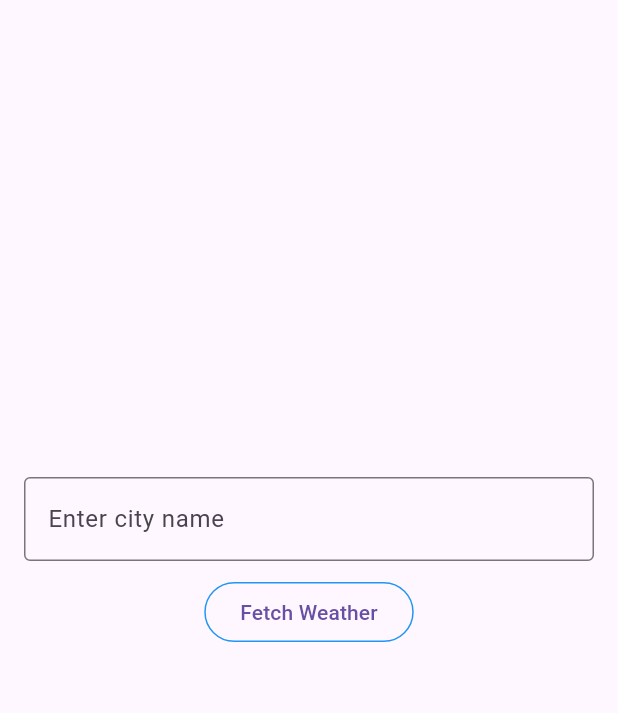
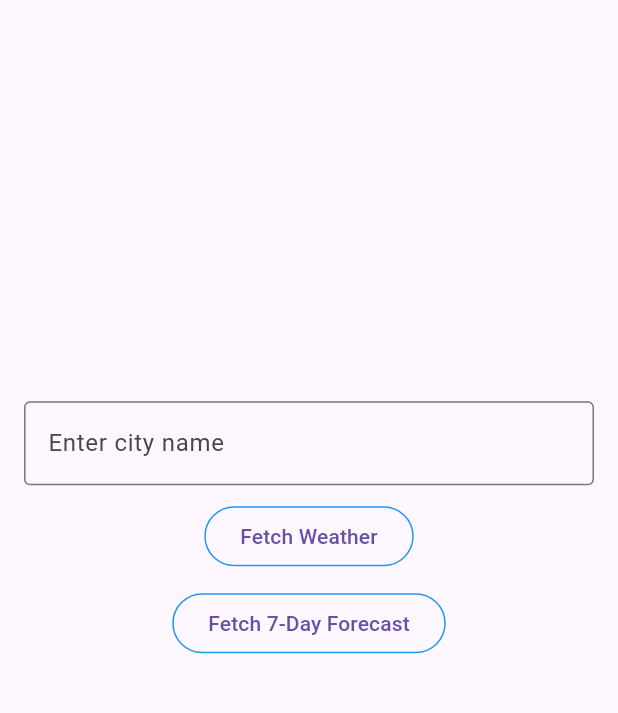
Before and after one commit to sidehenhub/weather_info_app_2, a Flutter app: the screen it shows after launch, on a phone screen of 412 x 824 dp, the part 63-776 px from its top. Run offline on Flutter 3.47's test engine with Material 3 defaults, Android fonts, the phone set to English and light mode, and no system bars.

Commit message:
Implemented 7-day weather forecast feature

```diff
--- a/lib/main.dart
+++ b/lib/main.dart
@@ -25,6 +25,7 @@ class WeatherHomePage extends StatefulWidget {
 class _WeatherHomePageState extends State<WeatherHomePage> {
   final TextEditingController _controller = TextEditingController();
   String _weatherData = '';
+  String _forecastData = '';
 
 
   final Random _random = Random();
@@ -45,6 +46,21 @@ class _WeatherHomePageState extends State<WeatherHomePage> {
         _weatherData = 'Please enter a city name';
       });
     }
+  }
+
+  void fetchForecast() {
+    List<String> forecast = [];
+    List<String> weatherConditions = ['Sunny', 'Cloudy', 'Rainy'];
+
+    for (int i = 0; i < 7; i++) {
+      int temperature = _random.nextInt(16) + 15;
+      String weather = weatherConditions[_random.nextInt(weatherConditions.length)];
+      forecast.add('Day ${i + 1}: Temperature: $temperature °C, Weather: $weather');
+    }
+
+    setState(() {
+      _forecastData = forecast.join('\n');
+    });
   }
 
   @override
@@ -75,10 +91,26 @@ class _WeatherHomePageState extends State<WeatherHomePage> {
               ),
               child: Text('Fetch Weather'),
             ),
+            SizedBox(height: 10),
+            OutlinedButton(
+              onPressed: () {
+                fetchForecast();
+              },
+              style: OutlinedButton.styleFrom(
+                side: BorderSide(color: Colors.blue),
+              ),
+              child: Text('Fetch 7-Day Forecast'),
+            ),
             SizedBox(height: 20),
             Text(
               _weatherData,
               style: TextStyle(fontSize: 18),
+              textAlign: TextAlign.center,
+            ),
+            SizedBox(height: 20),
+            Text(
+              _forecastData,
+              style: TextStyle(fontSize: 16),
               textAlign: TextAlign.center,
             ),
           ],
```
Also changed, not shown: 1 other file.
